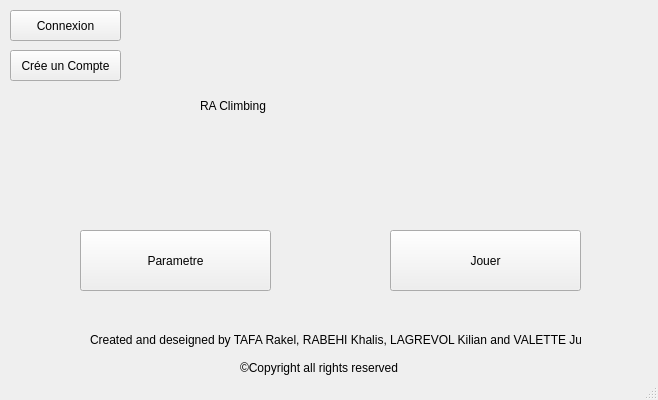
Qt form testIHMClimingProject/testIHMClimingProject/testIHMClimingProject.ui (simplyyCarlos/ClimbingProject) before a commit.
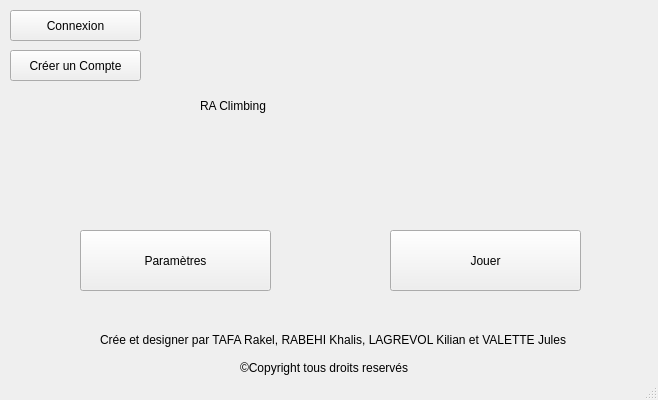
The same form after that commit.

```diff
--- a/testIHMClimingProject/testIHMClimingProject/testIHMClimingProject.ui
+++ b/testIHMClimingProject/testIHMClimingProject/testIHMClimingProject.ui
@@ -24,7 +24,7 @@
      </rect>
     </property>
     <property name="text">
-     <string>Parametre</string>
+     <string>Paramètres</string>
     </property>
    </widget>
    <widget class="QPushButton" name="pushButton_Jouer">
@@ -45,7 +45,7 @@
      <rect>
       <x>10</x>
       <y>10</y>
-      <width>111</width>
+      <width>131</width>
       <height>31</height>
      </rect>
     </property>
@@ -69,14 +69,14 @@
    <widget class="QLabel" name="label_Created">
     <property name="geometry">
      <rect>
-      <x>90</x>
+      <x>100</x>
       <y>330</y>
       <width>491</width>
       <height>20</height>
      </rect>
     </property>
     <property name="text">
-     <string>Created and deseigned by TAFA Rakel, RABEHI Khalis, LAGREVOL Kilian and VALETTE Jules</string>
+     <string>Crée et designer par TAFA Rakel, RABEHI Khalis, LAGREVOL Kilian et VALETTE Jules</string>
     </property>
    </widget>
    <widget class="QLabel" name="label_Copyright">
@@ -84,12 +84,12 @@
      <rect>
       <x>240</x>
       <y>360</y>
-      <width>161</width>
+      <width>171</width>
       <height>16</height>
      </rect>
     </property>
     <property name="text">
-     <string>©Copyright all rights reserved </string>
+     <string>©Copyright tous droits reservés</string>
     </property>
    </widget>
    <widget class="QLabel" name="label_User">
@@ -110,12 +110,12 @@
      <rect>
       <x>10</x>
       <y>50</y>
-      <width>111</width>
+      <width>131</width>
       <height>31</height>
      </rect>
     </property>
     <property name="text">
-     <string>Crée un Compte</string>
+     <string>Créer un Compte</string>
     </property>
    </widget>
   </widget>
```
